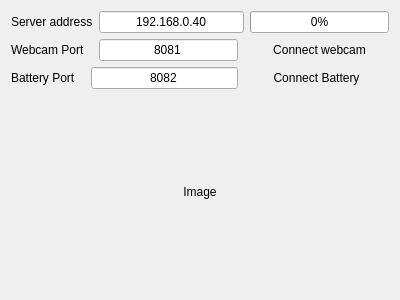
First picture: the form in beagleclient.ui, repository dasanchez/BeagleClient, before the edit.
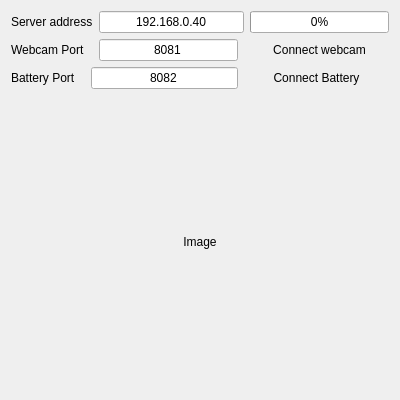
Second picture: the form after the edit. Custom widgets are drawn as their Qt base class.

Commit message:
Added AspectRatioPixmapLabel class
Picture can be scaled down now

```diff
--- a/beagleclient.ui
+++ b/beagleclient.ui
@@ -7,13 +7,22 @@
     <x>0</x>
     <y>0</y>
     <width>400</width>
-    <height>300</height>
+    <height>400</height>
    </rect>
   </property>
+  <property name="sizePolicy">
+   <sizepolicy hsizetype="MinimumExpanding" vsizetype="MinimumExpanding">
+    <horstretch>0</horstretch>
+    <verstretch>0</verstretch>
+   </sizepolicy>
+  </property>
   <property name="windowTitle">
    <string>BeagleClient</string>
   </property>
   <layout class="QVBoxLayout" name="verticalLayout">
+   <property name="sizeConstraint">
+    <enum>QLayout::SetNoConstraint</enum>
+   </property>
    <item>
     <layout class="QGridLayout" name="gridLayout">
      <property name="sizeConstraint">
@@ -154,6 +163,13 @@
   </layout>
  </widget>
  <layoutdefault spacing="6" margin="11"/>
+ <customwidgets>
+  <customwidget>
+   <class>AspectRatioPixmapLabel</class>
+   <extends>QLabel</extends>
+   <header>aspectratiopixmaplabel.h</header>
+  </customwidget>
+ </customwidgets>
  <resources/>
  <connections/>
 </ui>
```
Left out of the diff: 2 changed lines with no effect on the pictures. The commit also changes 6 other files.
